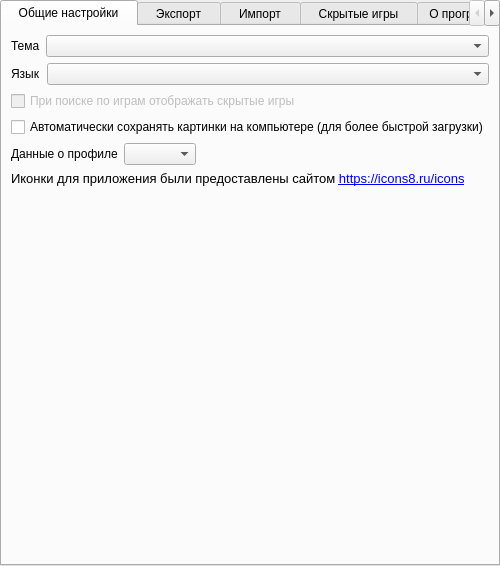
The window that AraSteamManager/forms/main/formsettings.ui (Arankir/AraSteamManager) describes before a commit, drawn with Qt 5.
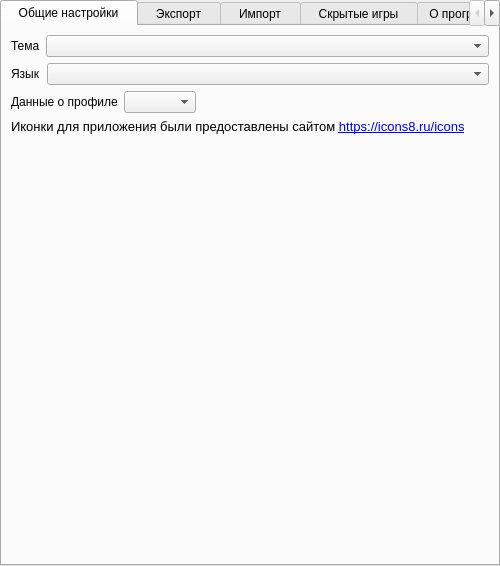
The same window after the commit. Custom widgets are drawn as their Qt base class.

What changed in the file:
```diff
--- a/AraSteamManager/forms/main/formsettings.ui
+++ b/AraSteamManager/forms/main/formsettings.ui
@@ -78,23 +78,6 @@
          </item>
         </layout>
        </item>
-       <item>
-        <widget class="QCheckBox" name="CheckBoxVisibleHiddenGames">
-         <property name="enabled">
-          <bool>false</bool>
-         </property>
-         <property name="text">
-          <string>При поиске по играм отображать скрытые игры</string>
-         </property>
-        </widget>
-       </item>
-       <item>
-        <widget class="QCheckBox" name="CheckBoxSaveImage">
-         <property name="text">
-          <string>Автоматически сохранять картинки на компьютере (для более быстрой загрузки)</string>
-         </property>
-        </widget>
-       </item>
        <item>
         <layout class="QHBoxLayout" name="horizontalLayout_2">
          <item>
```
